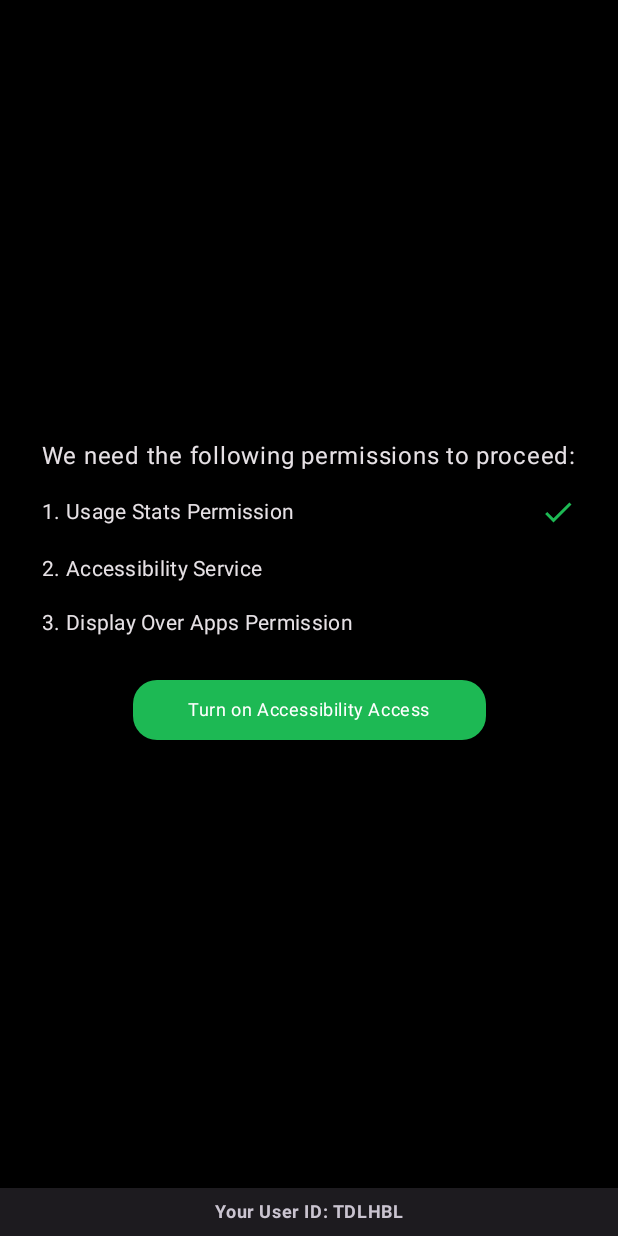
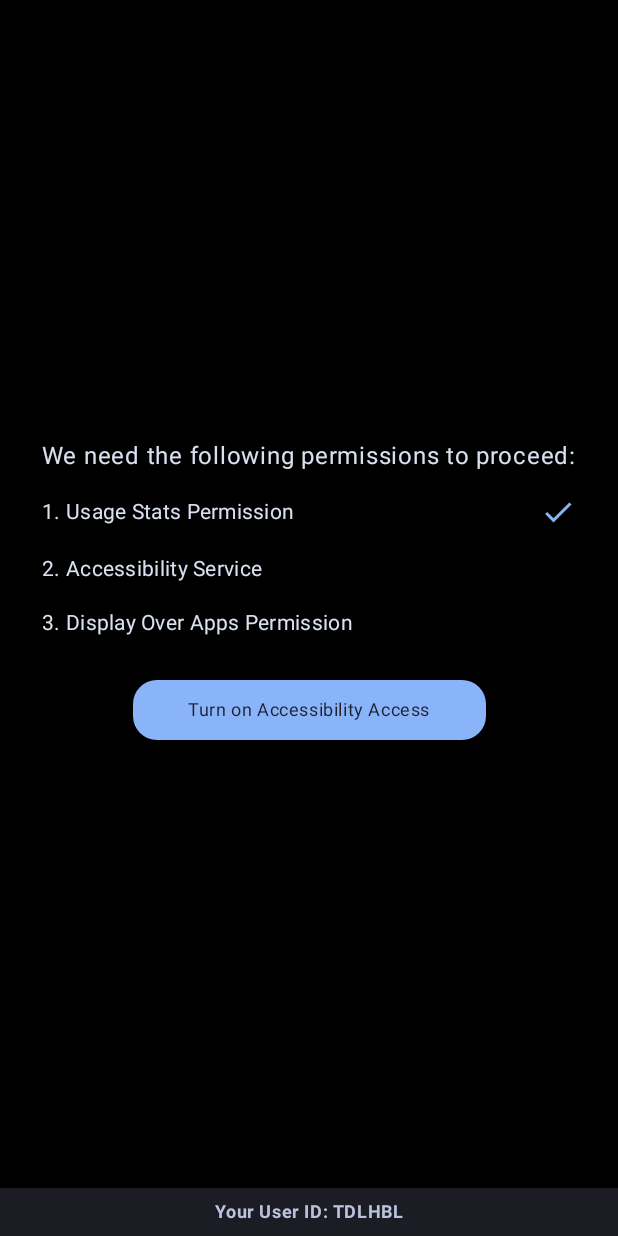
Before and after one commit to hannoobz/FriendLock-CapstoneProject, an Android app built with Jetpack Compose: the screen it shows after launch (MainActivity), on a phone screen of 412 x 824 dp. Run offline under Robolectric (Android 15) with nearby library versions, the phone set to English and light mode, and no system bars; our stand-ins replace Room's generated code.

Commit message:
style: catpuccin theme

```diff
--- a/app/src/main/java/com/hannoobz/friendlock/MainActivity.kt
+++ b/app/src/main/java/com/hannoobz/friendlock/MainActivity.kt
@@ -47,7 +47,7 @@ class MainActivity : ComponentActivity() {
             FriendLockTheme(darkTheme = true, dynamicColor = false) {
                 val view = window.decorView
                 val darkIcons = false
-                val backgroundColor = MaterialTheme.colorScheme.scrim.toArgb()
+                val backgroundColor = MaterialTheme.colorScheme.background.copy(alpha = 0.4f).toArgb()
                 SideEffect {
                     window.statusBarColor = backgroundColor
                     window.navigationBarColor = backgroundColor
--- a/app/src/main/java/com/hannoobz/friendlock/ui/HomeScreen.kt
+++ b/app/src/main/java/com/hannoobz/friendlock/ui/HomeScreen.kt
@@ -22,7 +22,7 @@ import com.hannoobz.friendlock.ui.theme.FriendLockTheme
 fun HomeScreen(navController: NavController) {
     Surface(
         modifier = Modifier.fillMaxSize(),
-        color = Color.Transparent
+        color = MaterialTheme.colorScheme.background
     ) {
         Column(
             modifier = Modifier
--- a/app/src/main/java/com/hannoobz/friendlock/ui/theme/Theme.kt
+++ b/app/src/main/java/com/hannoobz/friendlock/ui/theme/Theme.kt
@@ -12,36 +12,44 @@ import androidx.compose.ui.graphics.Color
 import androidx.compose.ui.platform.LocalContext
 
 private val DarkColorScheme = darkColorScheme(
-    primary = Color(0xFF1DB954),
-    onPrimary = Color(0xFFFFFFFF),
-    primaryContainer = Color(0xFF1A6A3A),
-    onPrimaryContainer = Color(0xFFEBF7E6),
-    secondary = Color(0xFFB3B3B3),
-    onSecondary = Color(0xFF333333),
-    secondaryContainer = Color(0xFF666666),
-    onSecondaryContainer = Color(0xFFDDDDDD),
-    tertiary = Color(0xFF1DB954),
-    onTertiary = Color(0xFFFFFFFF),
-    tertiaryContainer = Color(0xFF1A6A3A),
-    onTertiaryContainer = Color(0xFFEBF7E6),
-    background = Color(0xFF121212),
-    onBackground = Color(0xFFE6E1E5),
-    surface = Color(0xFF121212),
-    onSurface = Color(0xFFE6E1E5),
-    surfaceVariant = Color(0xFF49454F),
-    onSurfaceVariant = Color(0xFFCAC4D0),
-    outline = Color(0xFF938F99),
-    inverseOnSurface = Color(0xFF1C1B1F),
-    inverseSurface = Color(0xFFE6E1E5),
-    inversePrimary = Color(0xFF75D08B),
-    surfaceTint = Color(0xFF1DB954),
-    outlineVariant = Color(0xFF49454F),
-    scrim = Color(0xFF000000),
-    error = Color(0xFFF2B8B5),
-    onError = Color(0xFF601410),
-    errorContainer = Color(0xFF8C1D18),
-    onErrorContainer = Color(0xFFF9DEDC),
+    primary = Color(0xFF89B4FA),
+    onPrimary = Color(0xFF1E1E2E),
+    primaryContainer = Color(0xFF585B70),
+    onPrimaryContainer = Color(0xFFCDD6F4),
+
+    secondary = Color(0xFFF38BA8),
+    onSecondary = Color(0xFF1E1E2E),
+    secondaryContainer = Color(0xFF45475A),
+    onSecondaryContainer = Color(0xFFF2CDCD),
+
+    tertiary = Color(0xFFA6E3A1),
+    onTertiary = Color(0xFF1E1E2E),
+    tertiaryContainer = Color(0xFF313244),
+    onTertiaryContainer = Color(0xFFC9E9C0),
+
+    background = Color(0xFF1E1E2E),
+    onBackground = Color(0xFFD9E0EE),
+
+    surface = Color(0xFF1E1E2E),
+    onSurface = Color(0xFFD9E0EE),
+
+    surfaceVariant = Color(0xFF45475A),
+    onSurfaceVariant = Color(0xFFBAC2DE),
+
+    error = Color(0xFFF38BA8),
+    onError = Color(0xFF1E1E2E),
+    errorContainer = Color(0xFF524149),
+    onErrorContainer = Color(0xFFFFE5E5),
+
+    outline = Color(0xFF6C7086),
+    inverseOnSurface = Color(0xFF1E1E2E),
+    inverseSurface = Color(0xFFD9E0EE),
+    inversePrimary = Color(0xFF89B4FA),
+    surfaceTint = Color(0xFF89B4FA),
+    outlineVariant = Color(0xFF6C7086),
+    scrim = Color(0xFF000000)
 )
+
 
 
 
```
Also changed, not shown: app/src/main/java/com/hannoobz/friendlock/ui/AppList.kt (+8 -1 lines), app/src/main/java/com/hannoobz/friendlock/ui/OTPPage.kt (+18 -28 lines).
